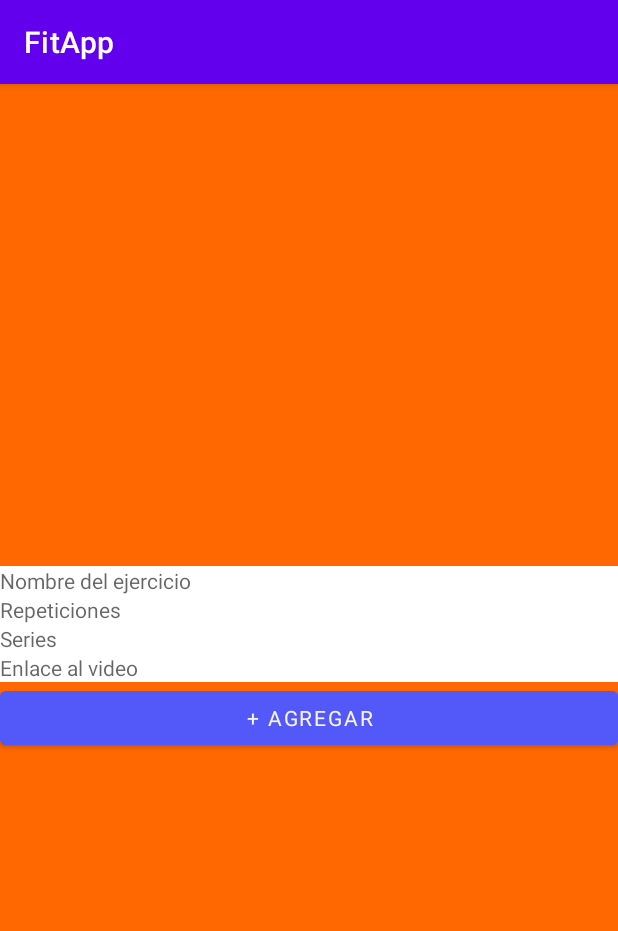
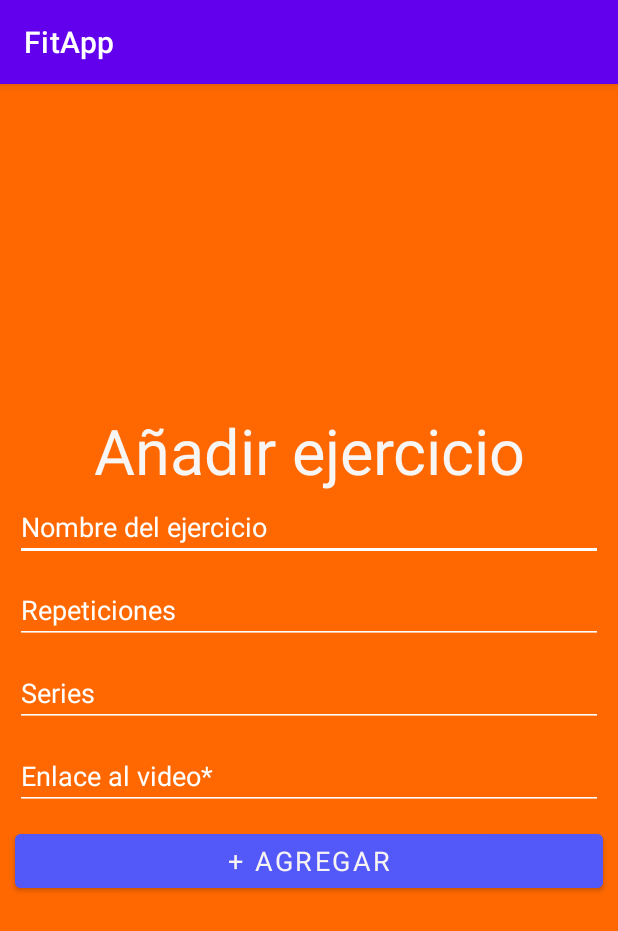
Before and after one commit to Alvarwow/FitApp, an Android app: the Home screen opened directly, with no data from a screen before it, after a tap on "AÑADIR EJERCICIO", on a phone screen of 412 x 824 dp. Shown: the top 931 px of the screen. Run offline under Robolectric (Android 15) with nearby library versions, the phone set to English and light mode, and no system bars; our stand-ins replace Firebase (no records; nobody signed in at launch, a user with empty details on screens opened directly).

Commit message:
front y preparacion

```diff
--- a/app/src/main/java/com/example/fitapp/Home.java
+++ b/app/src/main/java/com/example/fitapp/Home.java
@@ -22,32 +22,37 @@ import java.util.ArrayList;
 
 public class Home extends AppCompatActivity implements View.OnClickListener {
     private DatabaseReference mDatabase;
-    private ArrayList<Ejercicio> ejercicios=new ArrayList<Ejercicio>();
-    private ArrayList<String>referenciaEjercicio=new ArrayList<String>();
+    private ArrayList<Ejercicio> ejercicios = new ArrayList<Ejercicio>();
+    private ArrayList<String> referenciaEjercicio = new ArrayList<String>();
     private ListView listView;
+
     @Override
     protected void onCreate(Bundle savedInstanceState) {
         super.onCreate(savedInstanceState);
         setContentView(R.layout.activity_home);
-        Button annadirEjercicio=findViewById(R.id.bAnnadir);
+        Button annadirEjercicio = findViewById(R.id.bAnnadir);
         listView = (ListView) findViewById(R.id.lEjercicios);
         annadirEjercicio.setOnClickListener(this);
+
+        //Instancia de las referencias a la base de datos
         mDatabase = FirebaseDatabase.getInstance("https://fitapp-1ca9d-default-rtdb.europe-west1.firebasedatabase.app/").getReference("ejercicio");
         mDatabase.addValueEventListener(new ValueEventListener() {
-int i=0;
+
+
             @Override
             public void onDataChange(DataSnapshot dataSnapshot) {
-                // This method is called once with the initial value and again
-                // whenever data at this location is updated.
-                for (DataSnapshot dataSnapshot1: dataSnapshot.getChildren()){
-                    Ejercicio ejercicio= dataSnapshot1.getValue(Ejercicio.class);
+                /*Recorre todo el dataSnapshot recogiendo todos los objetos de la base de datos y mos
+                trandolos en un list view presonalizado*/
+                for (DataSnapshot dataSnapshot1 : dataSnapshot.getChildren()) {
+                    Ejercicio ejercicio = dataSnapshot1.getValue(Ejercicio.class);
                     ejercicios.add(ejercicio);
                     referenciaEjercicio.add(ejercicio.getNombre());
-                    System.out.println(ejercicios);
-                    i++;
+
                 }
 
-    }
+            }
+
+            //Caso en el que no pueda obtener los datos de la base de datos.
             @Override
             public void onCancelled(DatabaseError error) {
                 // Failed to read value
@@ -59,8 +64,9 @@ int i=0;
 
     @Override
     public void onClick(View v) {
-        switch (v.getId()){
+        switch (v.getId()) {
             case R.id.bAnnadir:
+                //Formulario de insercion de nuevo ejercicio.
                 Intent intent = new Intent(this, formuInsert.class);
 
                 startActivity(intent);
@@ -70,5 +76,4 @@ int i=0;
     }
 
 
-
 }
--- a/app/src/main/res/layout/activity_formu_insert.xml
+++ b/app/src/main/res/layout/activity_formu_insert.xml
@@ -10,14 +10,24 @@
     android:background="#ff6801"
     >
 
+    <TextView
+        android:layout_width="match_parent"
+        android:layout_height="wrap_content"
+        android:text="Añadir ejercicio"
+        android:textAlignment="center"
+        android:textColor="#F8F5F5"
+        android:textSize="42dp" />
+
     <EditText
         android:id="@+id/eNombre"
         android:layout_width="match_parent"
         android:layout_height="wrap_content"
         android:ems="10"
         android:hint="Nombre del ejercicio"
+
         android:inputType="textPersonName"
-        style="@style/Input"/>
+        style="@style/Input"
+        android:layout_marginBottom="10dp"/>
 
     <EditText
         android:id="@+id/eRepeticiones"
@@ -26,6 +36,7 @@
         android:ems="10"
         android:hint="Repeticiones"
         android:inputType="number"
+        android:layout_marginBottom="10dp"
         style="@style/Input"/>
 
     <EditText
@@ -35,6 +46,7 @@
         android:ems="10"
         android:hint="Series"
         android:inputType="number"
+        android:layout_marginBottom="10dp"
         style="@style/Input"/>
 
     <EditText
@@ -42,7 +54,8 @@
         android:layout_width="match_parent"
         android:layout_height="wrap_content"
         android:ems="10"
-        android:hint="Enlace al video"
+        android:hint="Enlace al video*"
+        android:layout_marginBottom="10dp"
         android:inputType="textPersonName"
         style="@style/Input"/>
 
@@ -50,6 +63,7 @@
         android:id="@+id/bAgregar"
         android:layout_width="match_parent"
         android:layout_height="wrap_content"
+        android:layout_marginBottom="10dp"
         style="@style/Botones"
         android:text="+ Agregar" />
 
--- a/app/src/main/res/layout/activity_home.xml
+++ b/app/src/main/res/layout/activity_home.xml
@@ -5,7 +5,8 @@
     android:layout_width="match_parent"
     android:layout_height="match_parent"
     tools:context=".Home"
-    android:orientation="vertical">
+    android:orientation="vertical"
+    android:background="#ff6801">
 
     <ScrollView
         android:layout_width="match_parent"
@@ -15,7 +16,8 @@
         <ListView
             android:id="@+id/lEjercicios"
             android:layout_width="match_parent"
-            android:layout_height="wrap_content" />
+            android:layout_height="wrap_content"
+            android:background="@color/white"/>
     </ScrollView>
 
     <Button
--- a/app/src/main/res/values/styles.xml
+++ b/app/src/main/res/values/styles.xml
@@ -3,9 +3,16 @@
     <style name="Botones" parent="TextAppearance.AppCompat">
         <item name="android:textColor">#F8F4F4</item>
         <item name="android:backgroundTint">#5359f9</item>
+        <item name="android:layout_marginLeft">10dp</item>
+        <item name="android:layout_marginRight">10dp</item>
+        <item name="android:textSize">18dp</item>
     </style>
     <style name="Input" parent="TextAppearance.AppCompat">
 
-        <item name="android:background">@color/white</item>
+        <item name="android:backgroundTint">@color/white</item>
+        <item name="android:textColorHint">@color/white</item>
+        <item name="android:layout_marginLeft">10dp</item>
+        <item name="android:layout_marginRight">10dp</item>
+        <item name="android:textSize">18dp</item>
     </style>
 </resources>
```
Also changed, not shown: app/src/main/java/com/example/fitapp/MainActivity.java (+11 -3 lines), app/src/main/res/layout/activity_main.xml (+10 -3 lines).
